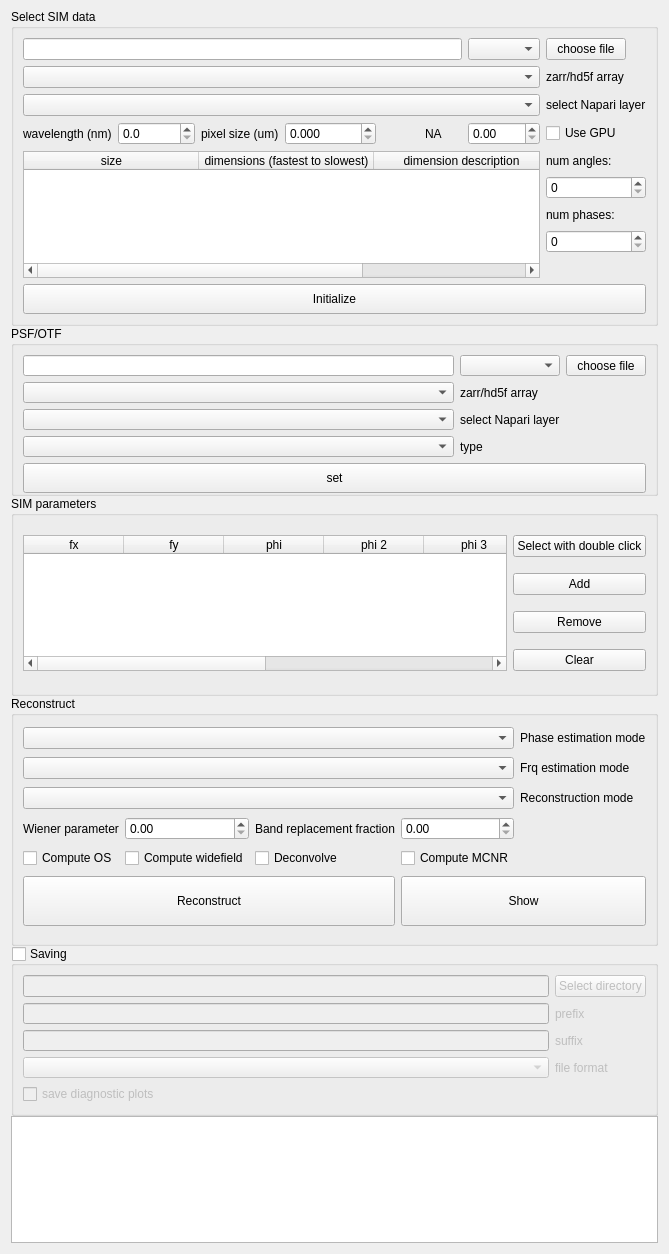
The window that napari_mcsim/mcsim_plugin.ui (QI2lab/napari-mcsim) describes before a commit, drawn with Qt 5.
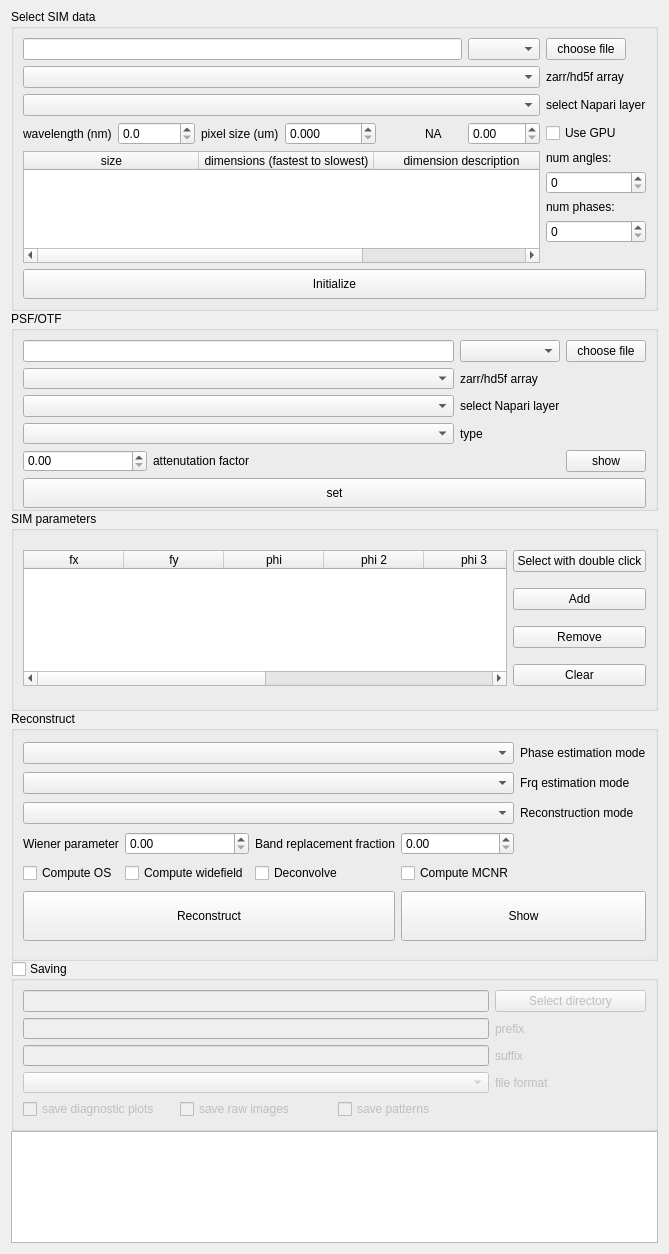
The same window after the commit.

Commit message: improved support for setting and displaying OTF

```diff
--- a/napari_mcsim/mcsim_plugin.ui
+++ b/napari_mcsim/mcsim_plugin.ui
@@ -239,7 +239,7 @@
      <property name="minimumSize">
       <size>
        <width>0</width>
-       <height>170</height>
+       <height>200</height>
       </size>
      </property>
      <property name="title">
@@ -302,6 +302,23 @@
         </property>
        </widget>
       </item>
+      <item row="4" column="0" colspan="2">
+       <widget class="QDoubleSpinBox" name="otf_attenuation_doubleSpinBox"/>
+      </item>
+      <item row="4" column="2">
+       <widget class="QLabel" name="label_19">
+        <property name="text">
+         <string>attenutation factor</string>
+        </property>
+       </widget>
+      </item>
+      <item row="4" column="7">
+       <widget class="QPushButton" name="show_otf_pushButton">
+        <property name="text">
+         <string>show</string>
+        </property>
+       </widget>
+      </item>
      </layout>
     </widget>
    </item>
@@ -552,40 +569,17 @@
       <bool>false</bool>
      </property>
      <layout class="QGridLayout" name="gridLayout_5">
-      <item row="2" column="0">
+      <item row="2" column="0" colspan="3">
        <widget class="QLineEdit" name="save_suffix_lineEdit"/>
       </item>
-      <item row="0" column="0">
-       <widget class="QLineEdit" name="save_lineEdit"/>
-      </item>
-      <item row="0" column="1">
-       <widget class="QPushButton" name="select_save_dir_pushButton">
-        <property name="text">
-         <string>Select directory</string>
-        </property>
-       </widget>
-      </item>
-      <item row="1" column="0">
-       <widget class="QLineEdit" name="save_prefix_lineEdit"/>
-      </item>
-      <item row="3" column="0">
-       <widget class="QComboBox" name="save_format_comboBox"/>
-      </item>
-      <item row="3" column="1">
-       <widget class="QLabel" name="label_8">
-        <property name="text">
-         <string>file format</string>
-        </property>
-       </widget>
-      </item>
-      <item row="1" column="1">
+      <item row="1" column="3">
        <widget class="QLabel" name="label_9">
         <property name="text">
          <string>prefix</string>
         </property>
        </widget>
       </item>
-      <item row="2" column="1">
+      <item row="2" column="3">
        <widget class="QLabel" name="label_15">
         <property name="text">
          <string>suffix</string>
@@ -599,6 +593,43 @@
         </property>
        </widget>
       </item>
+      <item row="0" column="3">
+       <widget class="QPushButton" name="select_save_dir_pushButton">
+        <property name="text">
+         <string>Select directory</string>
+        </property>
+       </widget>
+      </item>
+      <item row="4" column="1">
+       <widget class="QCheckBox" name="save_raw_imgs_checkBox">
+        <property name="text">
+         <string>save raw images</string>
+        </property>
+       </widget>
+      </item>
+      <item row="1" column="0" colspan="3">
+       <widget class="QLineEdit" name="save_prefix_lineEdit"/>
+      </item>
+      <item row="3" column="0" colspan="3">
+       <widget class="QComboBox" name="save_format_comboBox"/>
+      </item>
+      <item row="4" column="2">
+       <widget class="QCheckBox" name="save_patterns_checkBox">
+        <property name="text">
+         <string>save patterns</string>
+        </property>
+       </widget>
+      </item>
+      <item row="3" column="3">
+       <widget class="QLabel" name="label_8">
+        <property name="text">
+         <string>file format</string>
+        </property>
+       </widget>
+      </item>
+      <item row="0" column="0" colspan="3">
+       <widget class="QLineEdit" name="save_lineEdit"/>
+      </item>
      </layout>
     </widget>
    </item>
```
The commit also changes 1 other file.
